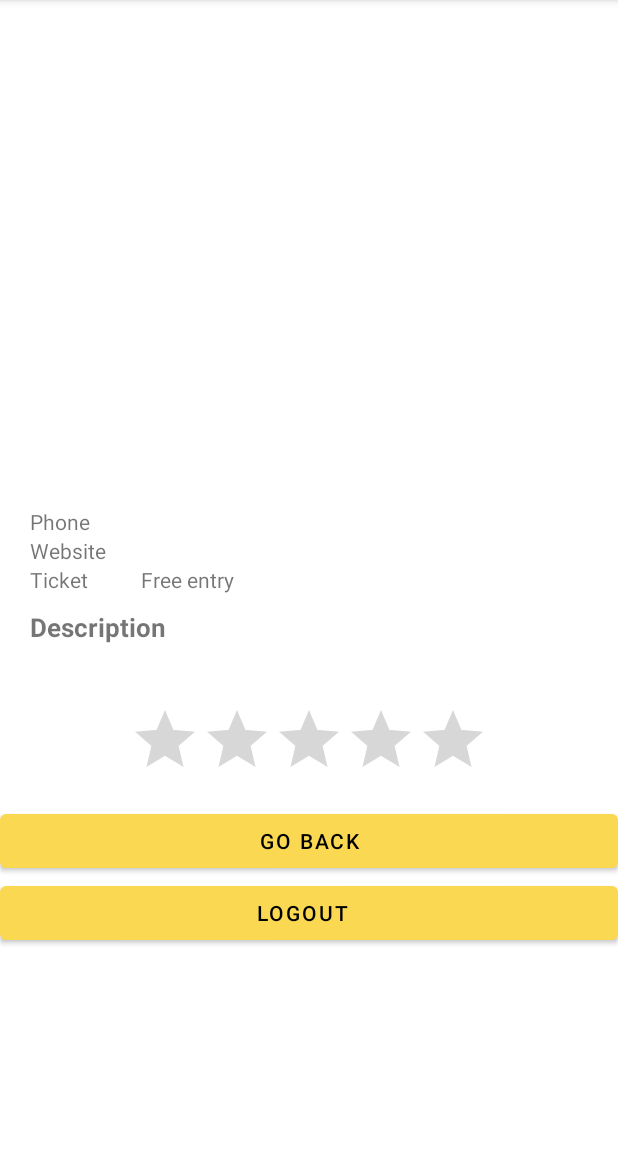
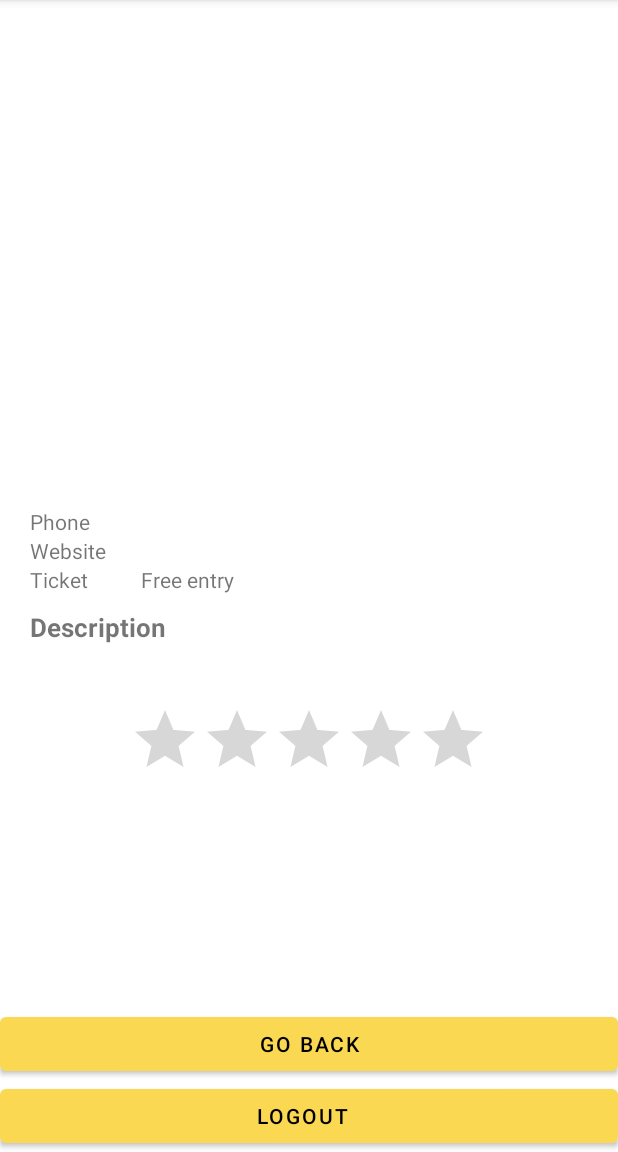
Before and after one commit to mayankaryaca/Yellow_Taxi, an Android app: the AttractionDetails screen opened directly, with no data from a screen before it, on a phone screen of 412 x 824 dp, the part 84-1236 px from its top. Run offline under Robolectric (Android 15) with nearby library versions, the phone set to English and light mode, and no system bars; 3 statements that could not run were skipped.

Commit message:
Attraction Details UI fixed. Button fixed

```diff
--- a/app/src/main/AndroidManifest.xml
+++ b/app/src/main/AndroidManifest.xml
@@ -2,8 +2,6 @@
 <manifest xmlns:android="http://schemas.android.com/apk/res/android"
     xmlns:tools="http://schemas.android.com/tools"
     package="com.example.yellowtaxi">
-
-    <uses-permission android:name="android.permission.READ_PHONE_STATE" />
 
 
     <application
@@ -23,7 +21,6 @@
             android:theme="@style/Theme.YellowTaxi.NoActionBar">
             <intent-filter>
                 <action android:name="android.intent.action.MAIN" />
-
                 <category android:name="android.intent.category.LAUNCHER" />
             </intent-filter>
         </activity>
--- a/app/src/main/res/layout/activity_attraction_details.xml
+++ b/app/src/main/res/layout/activity_attraction_details.xml
@@ -4,11 +4,15 @@
     xmlns:tools="http://schemas.android.com/tools"
     android:layout_width="match_parent"
     android:layout_height="match_parent"
-    android:isScrollContainer="true"
     android:orientation="vertical"
     tools:context=".AttractionDetails">
+<!--    android:isScrollContainer="true"-->
 
-
+<LinearLayout
+    android:layout_width="match_parent"
+    android:layout_height="0dp"
+    android:layout_weight="1"
+    android:orientation="vertical">
         <ScrollView
             android:layout_width="match_parent"
             android:layout_height="match_parent">
@@ -157,13 +161,15 @@
                     android:numStars="5"
                     android:stepSize="0.1" />
 
-                <include
-                    layout="@layout/log_out_button"
-                    android:layout_width="match_parent"
-                    android:layout_height="wrap_content"
-                    android:layout_alignParentBottom="true"
-                    tools:layout_editor_absoluteX="0dp" />
+
             </LinearLayout>
         </ScrollView>
+</LinearLayout>
 
+    <include
+        layout="@layout/log_out_button"
+        android:layout_width="match_parent"
+        android:layout_height="wrap_content"
+        android:layout_alignParentBottom="true"
+        tools:layout_editor_absoluteX="0dp" />
 </LinearLayout>
```
